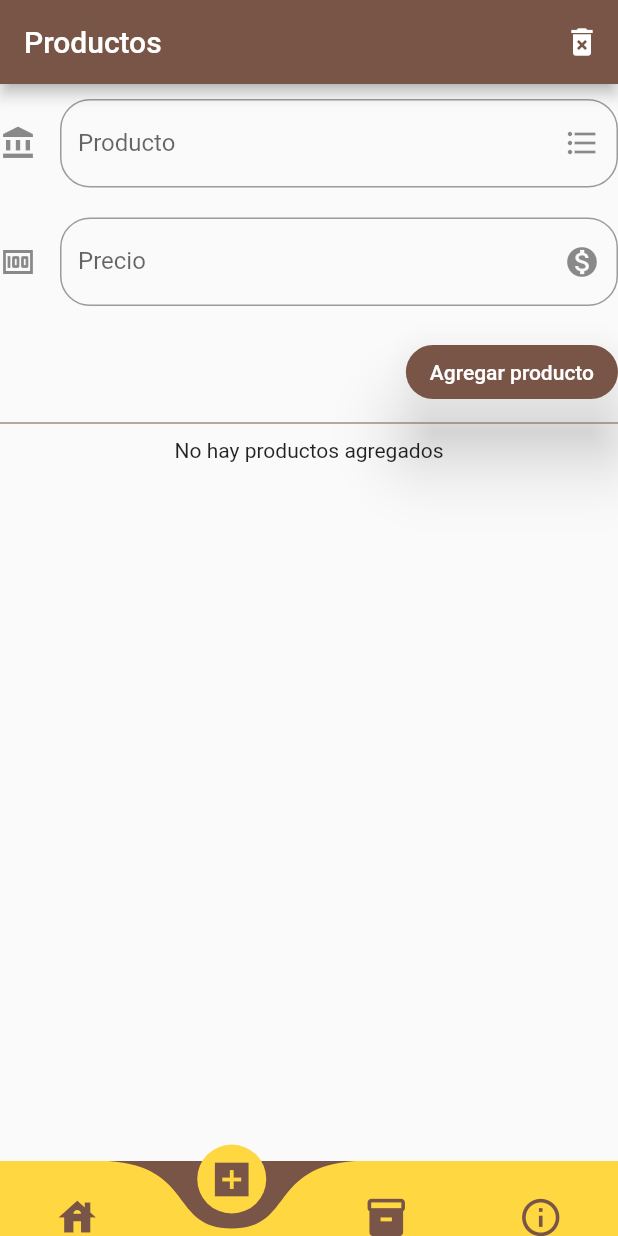
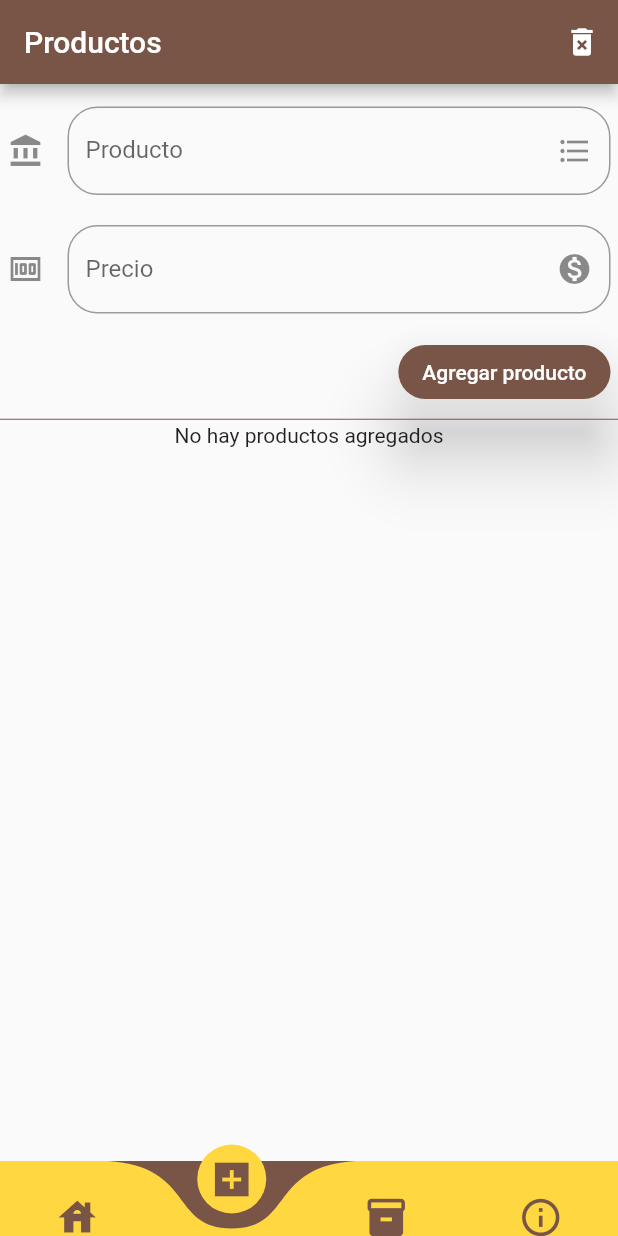
Before and after one commit to smarriagac/inventory_app, a Flutter app: the screen it shows after launch, item 2 of the bottom bar chosen, on a phone screen of 412 x 824 dp. Run offline on Flutter 3.47's test engine with Material 2 defaults, Android fonts, the phone set to English and light mode, and no system bars; drawn by our look-alikes of curved_navigation_bar; our stand-ins replace sqflite; missing offline and left inert: flutter_cart, spinner_input, super_qr_reader; accounts and stored records are empty.

Commit message:
mismo commit anterior

```diff
--- a/lib/src/pages/productos_page.dart
+++ b/lib/src/pages/productos_page.dart
@@ -50,11 +50,11 @@ class _ProductosPageState extends State<ProductosPage> {
               children: [
                 SizedBox(height: 10.0),
                 _nombredelProducto(),
-                SizedBox(height: 20.0),
+                SizedBox(height: 10.0),
                 _preciodelProducto(),
-                SizedBox(height: 20.0),
+                SizedBox(height: 5.0),
                 _botonAgregarProducto(),
-                Divider(color: Theme.of(context).primaryColor, height: 20.0),
+                Divider(color: Theme.of(context).primaryColor, height: 5.0),
                 _productosAgregados(productoS),
               ],
             );
@@ -63,7 +63,9 @@ class _ProductosPageState extends State<ProductosPage> {
   }
 
   Widget _nombredelProducto() {
-    return TextField(
+    return Container(
+      padding: EdgeInsets.all(5.0),
+      child: TextField(
           keyboardType: TextInputType.text,
           controller: _controller,
           decoration: InputDecoration(
@@ -76,11 +78,14 @@ class _ProductosPageState extends State<ProductosPage> {
               icon: Icon(Icons.account_balance)),
           onChanged: (valor) => setState(() {
                 _producto = valor;
-            }));
+              })),
+    );
   }
 
   Widget _preciodelProducto() {
-    return TextField(
+    return Container(
+      padding: EdgeInsets.all(5.0),
+      child: TextField(
           keyboardType: TextInputType.number,
           controller: _controller2,
           decoration: InputDecoration(
@@ -93,11 +98,13 @@ class _ProductosPageState extends State<ProductosPage> {
               icon: Icon(Icons.money)),
           onChanged: (valor) => setState(() {
                 _precio = valor;
-            }));
+              })),
+    );
   }
 
   Widget _botonAgregarProducto() {
-    return Align(
+    return Container(
+      padding: EdgeInsets.all(5.0),
       alignment: Alignment.centerRight,
       child: RaisedButton(
         elevation: 20.0,
```
Lines whose indentation alone changed are shown as unchanged.
